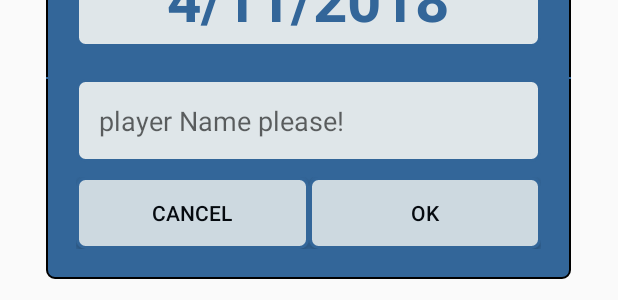
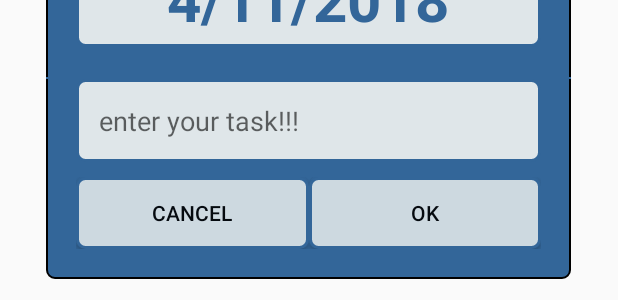
Before and after one commit to AbhishekAbhi9/TaskAssignment, an Android app: the layout customdialoge.xml on its own in the app's theme, with its tools: preview values and no code run, on a phone screen of 412 x 824 dp. Shown: the part 518-818 px from the top of the screen. Run offline under Robolectric (Android 15) with nearby library versions, the phone set to English and light mode, and no system bars.

Commit message:
all set final product

```diff
--- a/app/src/main/res/layout/customdialoge.xml
+++ b/app/src/main/res/layout/customdialoge.xml
@@ -38,7 +38,7 @@
             android:layout_marginLeft="20dp"
             android:layout_marginRight="20dp"
             android:background="@drawable/round"
-            android:hint="player Name please!"
+            android:hint="enter your task!!!"
             android:padding="15dp" />
     </LinearLayout>
 
```
Also changed, not shown: 1 other file.
